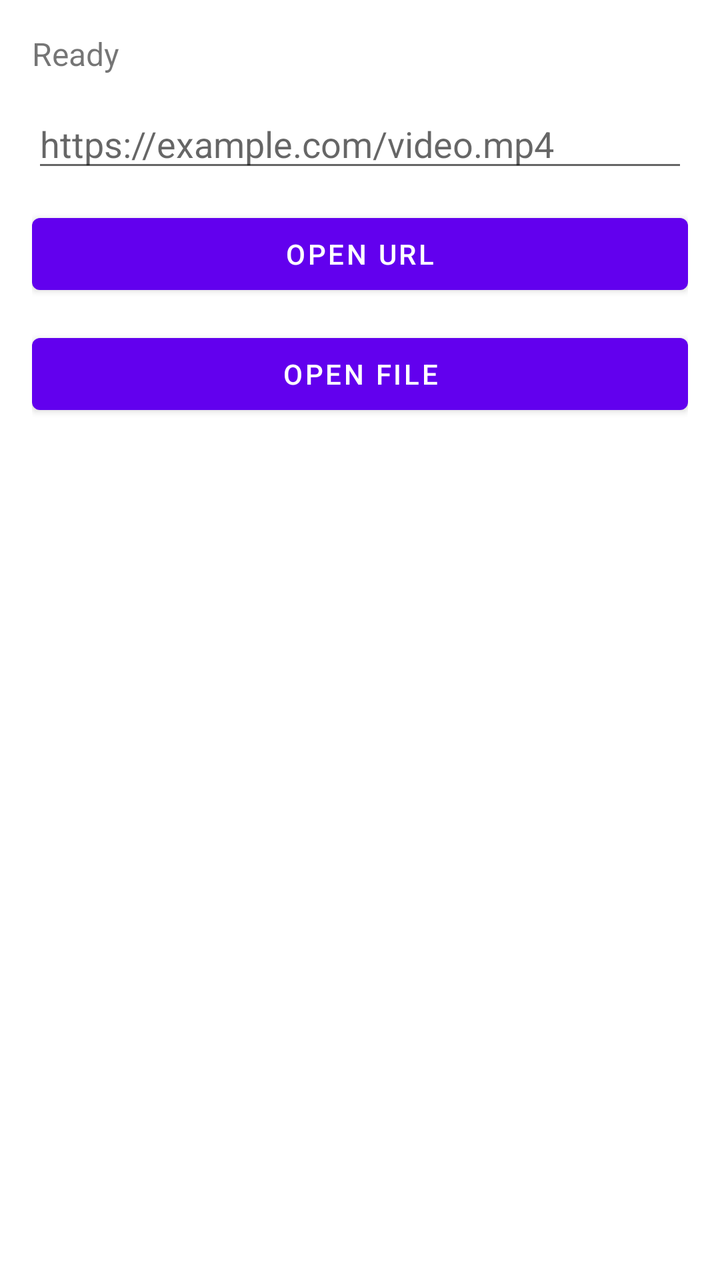
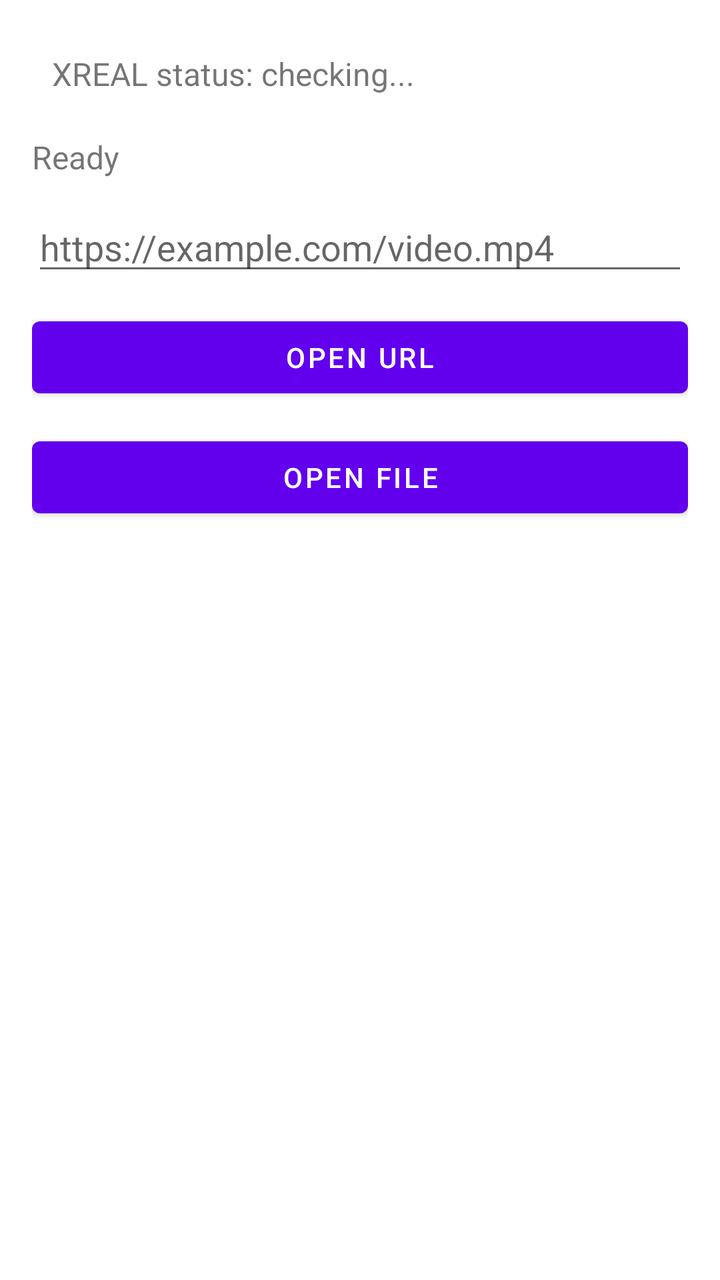

Two renders of the same Android screen: before a commit and after it. Below are the layout's source before the change and the commit's diff.
<!-- AndroidManifest.xml: application theme Theme.Vr2xr -->
<!-- res/layout/activity_main.xml -->
<?xml version="1.0" encoding="utf-8"?>
<LinearLayout xmlns:android="http://schemas.android.com/apk/res/android"
    android:layout_width="match_parent"
    android:layout_height="match_parent"
    android:orientation="vertical"
    android:padding="16dp">

    <TextView
        android:id="@+id/statusText"
        android:layout_width="match_parent"
        android:layout_height="wrap_content"
        android:text="Ready"
        android:textSize="16sp" />

    <EditText
        android:id="@+id/urlInput"
        android:layout_width="match_parent"
        android:layout_height="wrap_content"
        android:layout_marginTop="12dp"
        android:hint="@string/hint_url"
        android:inputType="textUri"
        android:maxLines="1" />

    <Button
        android:id="@+id/openUrlButton"
        android:layout_width="match_parent"
        android:layout_height="wrap_content"
        android:layout_marginTop="12dp"
        android:text="@string/open_url" />

    <Button
        android:id="@+id/openFileButton"
        android:layout_width="match_parent"
        android:layout_height="wrap_content"
        android:layout_marginTop="12dp"
        android:text="@string/open_file" />

</LinearLayout>
<!-- resources referenced by this layout -->
<resources>
  <string name="hint_url">https://example.com/video.mp4</string>
  <string name="open_file">Open file</string>
  <string name="open_url">Open URL</string>
  <style name="Theme.Vr2xr" parent="Theme.MaterialComponents.DayNight.NoActionBar">
          <item name="android:windowFullscreen">false</item>
      </style>
</resources>

<!-- the commit's change to res/layout/activity_main.xml (unified diff, before → after) -->
@@ -6,9 +6,18 @@
     android:padding="16dp">
 
     <TextView
+        android:id="@+id/xrealStatusText"
+        android:layout_width="match_parent"
+        android:layout_height="wrap_content"
+        android:padding="10dp"
+        android:text="@string/xreal_status_checking"
+        android:textSize="16sp" />
+
+    <TextView
         android:id="@+id/statusText"
         android:layout_width="match_parent"
         android:layout_height="wrap_content"
+        android:layout_marginTop="10dp"
         android:text="Ready"
         android:textSize="16sp" />
 
<!-- resource entries referenced after the edit -->
@@ -3,6 +3,7 @@
   <string name="hint_url">https://example.com/video.mp4</string>
   <string name="open_file">Open file</string>
   <string name="open_url">Open URL</string>
+  <string name="xreal_status_checking">XREAL status: checking...</string>
   <style name="Theme.Vr2xr" parent="Theme.MaterialComponents.DayNight.NoActionBar">
           <item name="android:windowFullscreen">false</item>
       </style>
